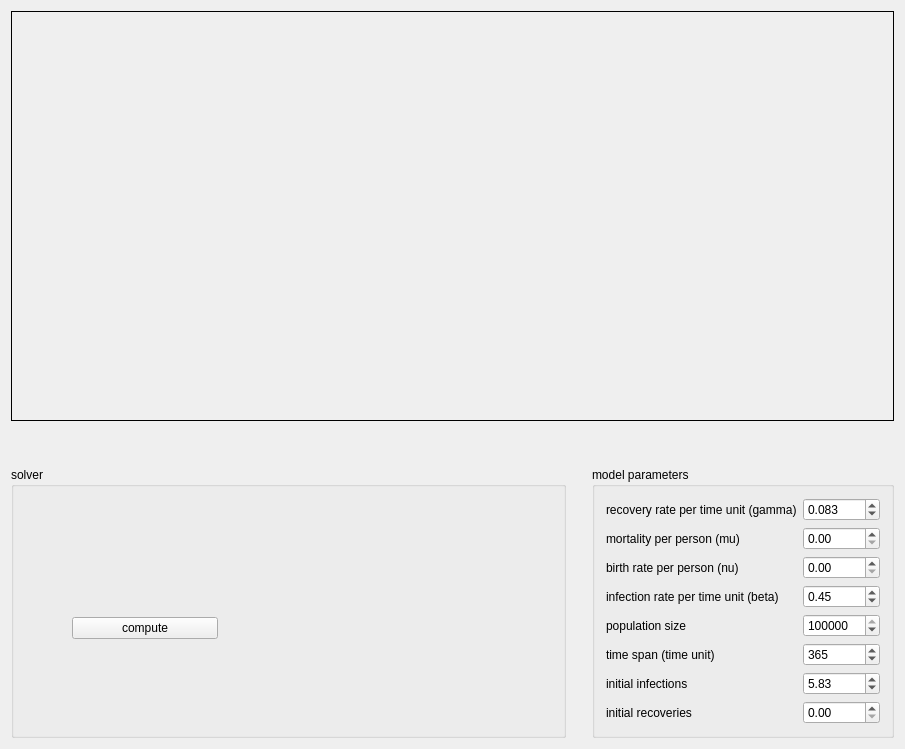
Before: the Qt Designer form ui/sir.ui in konsim83/SIR-Models, drawn with Qt 5.
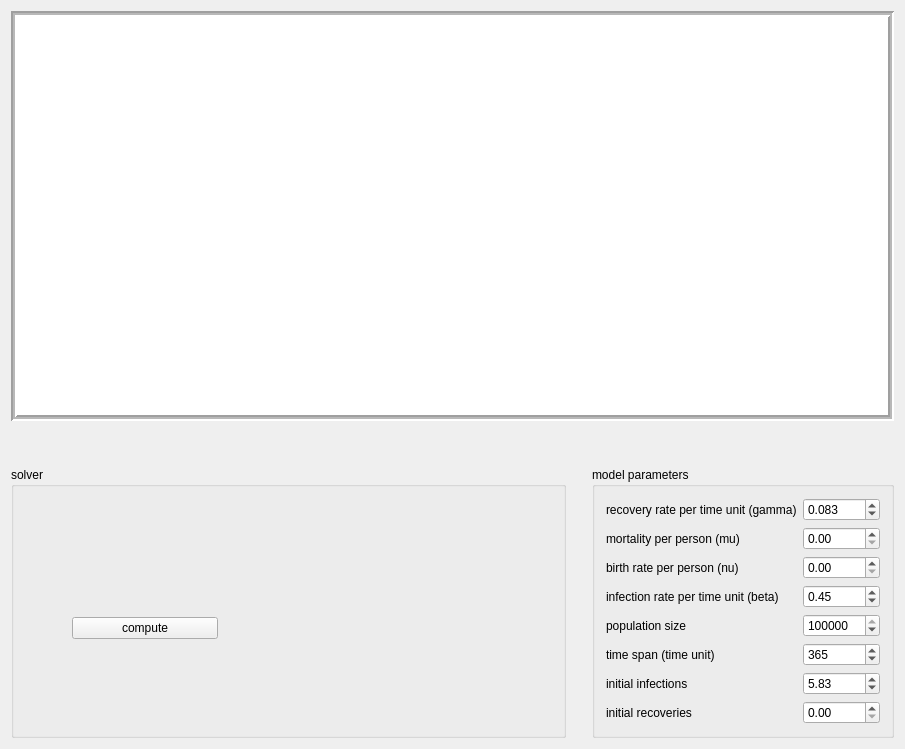
After: the same form once the commit is applied.

Commit message: Computed graphs.

What changed in the file:
```diff
--- a/ui/sir.ui
+++ b/ui/sir.ui
@@ -17,18 +17,15 @@
    <item row="0" column="0">
     <layout class="QVBoxLayout" name="verticalLayout">
      <item>
-      <widget class="QLabel" name="labelGraph">
-       <property name="sizePolicy">
-        <sizepolicy hsizetype="Expanding" vsizetype="Expanding">
-         <horstretch>0</horstretch>
-         <verstretch>0</verstretch>
-        </sizepolicy>
+      <widget class="QGraphicsView" name="graphicsView">
+       <property name="frameShape">
+        <enum>QFrame::Box</enum>
        </property>
-       <property name="styleSheet">
-        <string notr="true">border: 1px solid;</string>
+       <property name="lineWidth">
+        <number>2</number>
        </property>
-       <property name="text">
-        <string/>
+       <property name="midLineWidth">
+        <number>2</number>
        </property>
       </widget>
      </item>
```
The commit also changes 3 other files.
